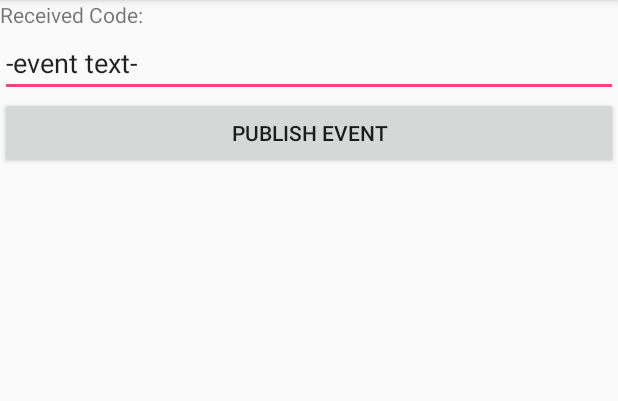
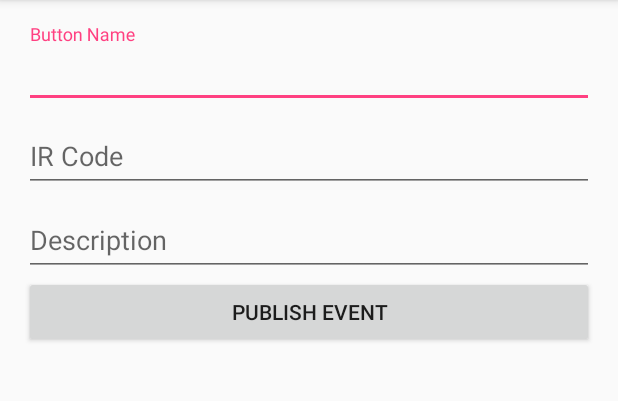
Before and after one commit to dgmltn/particle-chromis, an Android app: the screen it shows after launch (MainActivity), on a phone screen of 412 x 824 dp, the part 84-485 px from its top. Run offline under Robolectric (Android 15) with nearby library versions, the phone set to English and light mode, and no system bars; our stand-ins replace RxJava, Timber; libraries missing offline, so code that uses them is left out: io.particle.android; 3 statements that could not run were skipped.

Commit message:
Android: used design library

```diff
--- a/chromis-android/app/build.gradle
+++ b/chromis-android/app/build.gradle
@@ -21,6 +21,7 @@ android {
 dependencies {
     compile "org.jetbrains.kotlin:kotlin-stdlib:${rootProject.kotlin_version}"
     compile 'com.android.support:appcompat-v7:25.3.1'
+    compile 'com.android.support:design:25.3.1'
     compile 'io.particle:cloudsdk:0.4.3'
     compile 'com.jakewharton.timber:timber:4.5.1'
     compile 'io.reactivex.rxjava2:rxandroid:2.0.1'
--- a/chromis-android/app/src/main/res/layout/activity_main.xml
+++ b/chromis-android/app/src/main/res/layout/activity_main.xml
@@ -4,18 +4,44 @@
     android:layout_width="match_parent"
     android:layout_height="match_parent"
     android:orientation="vertical"
+    android:padding="@dimen/activity_padding"
     tools:context="com.dgmltn.chromis.MainActivity">
 
-    <TextView
-        android:layout_width="wrap_content"
-        android:layout_height="wrap_content"
-        android:text="Received Code:"/>
+    <android.support.design.widget.TextInputLayout
+        android:layout_width="match_parent"
+        android:layout_height="wrap_content">
 
-    <EditText
-        android:id="@+id/received_event_text"
+        <android.support.design.widget.TextInputEditText
+            android:id="@+id/button_name_text"
+            android:layout_width="match_parent"
+            android:layout_height="wrap_content"
+            android:hint="Button Name"/>
+
+    </android.support.design.widget.TextInputLayout>
+
+    <android.support.design.widget.TextInputLayout
         android:layout_width="match_parent"
-        android:layout_height="wrap_content"
-        android:text="-event text-" />
+        android:layout_height="wrap_content">
+
+        <android.support.design.widget.TextInputEditText
+            android:id="@+id/received_event_text"
+            android:layout_width="match_parent"
+            android:layout_height="wrap_content"
+            android:hint="IR Code"/>
+
+    </android.support.design.widget.TextInputLayout>
+
+    <android.support.design.widget.TextInputLayout
+        android:layout_width="match_parent"
+        android:layout_height="wrap_content">
+
+        <android.support.design.widget.TextInputEditText
+            android:id="@+id/button_description_text"
+            android:layout_width="match_parent"
+            android:layout_height="wrap_content"
+            android:hint="Description"/>
+
+    </android.support.design.widget.TextInputLayout>
 
     <Button
         android:id="@+id/send_event_button"
--- /dev/null
+++ b/chromis-android/app/src/main/res/values/dimens.xml
@@ -0,0 +1,4 @@
+<?xml version="1.0" encoding="utf-8"?>
+<resources>
+    <dimen name="activity_padding">16dp</dimen>
+</resources>
```
